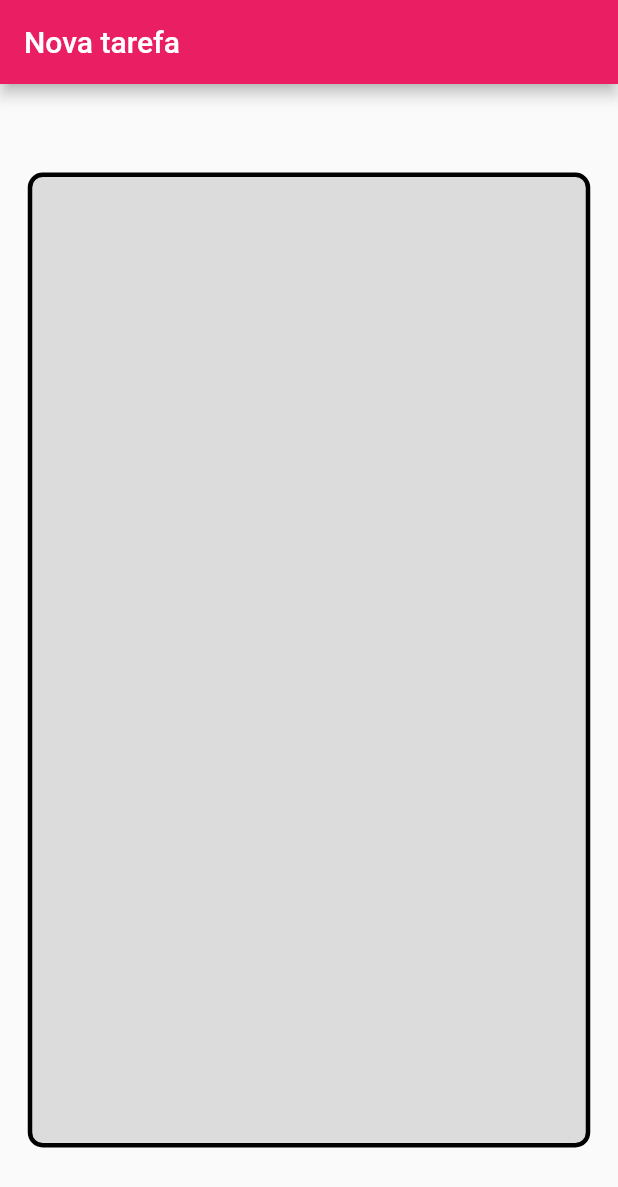
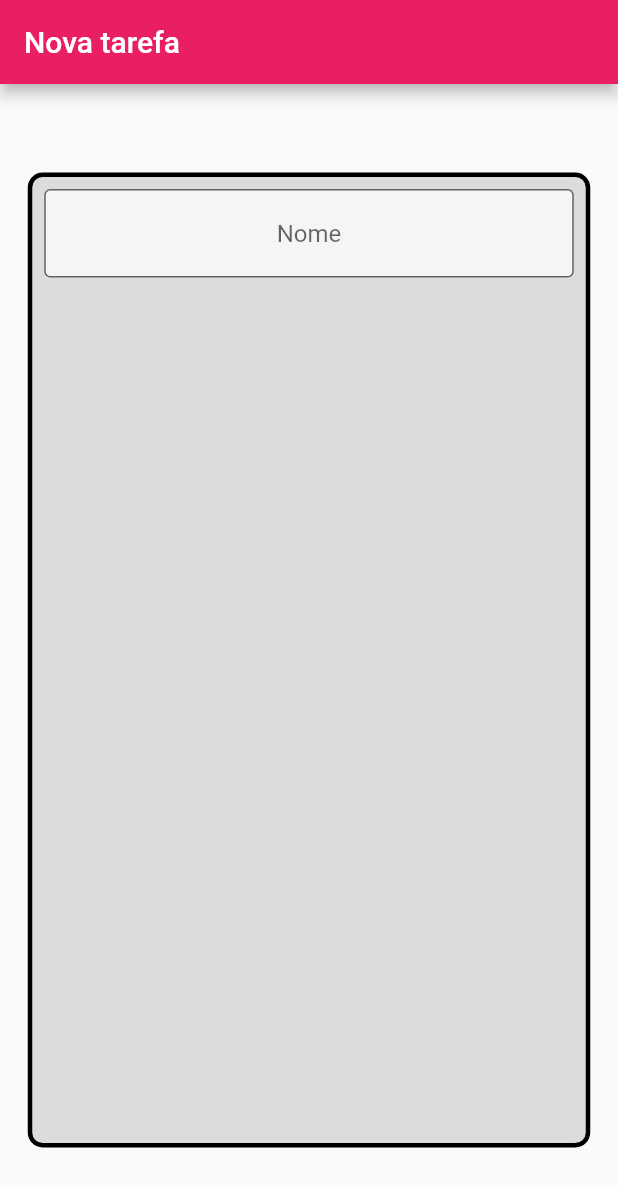
Before and after one commit to luanarruda/Flutter-DataPersistence, a Flutter app: the screen it shows after launch, on a phone screen of 412 x 824 dp. Shown: the top 1187 px of the screen. Run offline on Flutter 3.47's test engine with Material 2 defaults, Android fonts, the phone set to English and light mode, and no system bars.

Commit message:
Explored TextFormField

```diff
--- a/lib/screens/form-screen.dart
+++ b/lib/screens/form-screen.dart
@@ -24,6 +24,21 @@ class _FormScreenState extends State<FormScreen> {
             border: Border.all(width: 3),
           ),
           child: Column(
+            children: [
+              Padding(
+                padding: const EdgeInsets.all(8.0),
+                child: TextFormField(
+                  textAlign: TextAlign.center,
+                  decoration: InputDecoration(
+                    border: OutlineInputBorder(),
+                    hintText: 'Nome',
+                    fillColor: Colors.white70,
+                    filled: true,
+                  ),
+                ),
+              ),//tem o validator
+
+            ],
 
           ),
         ),
```
